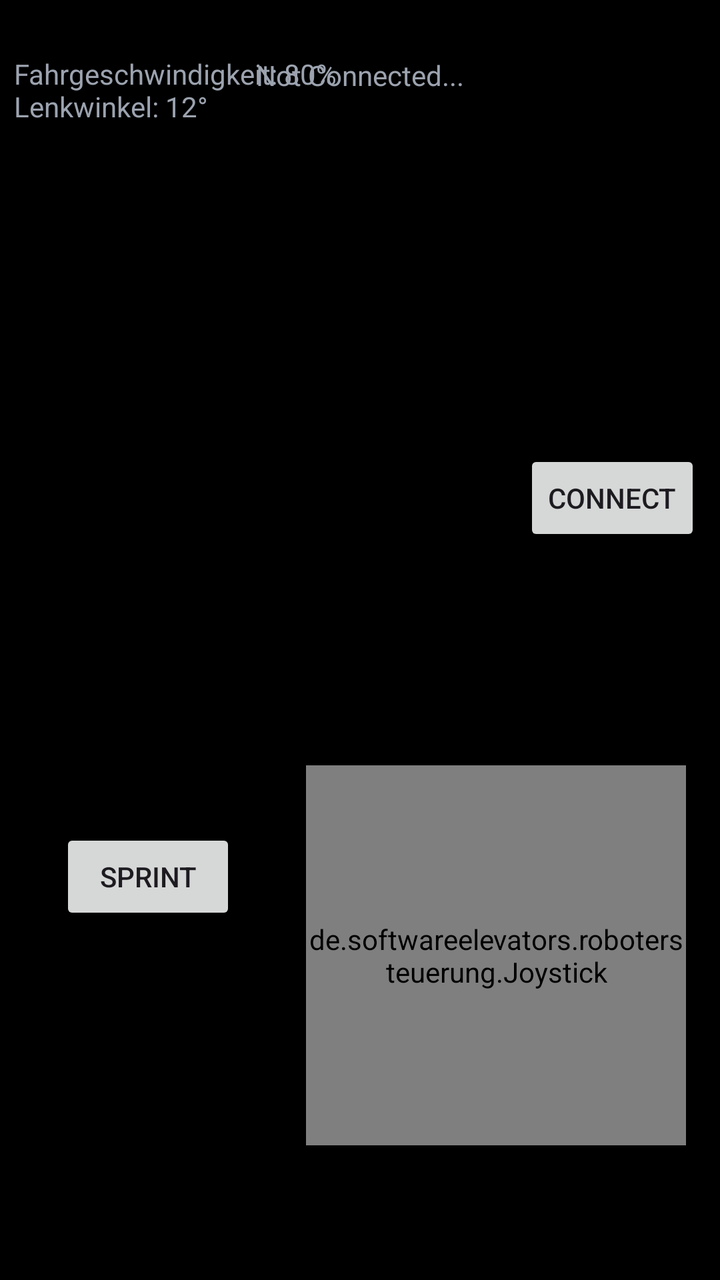
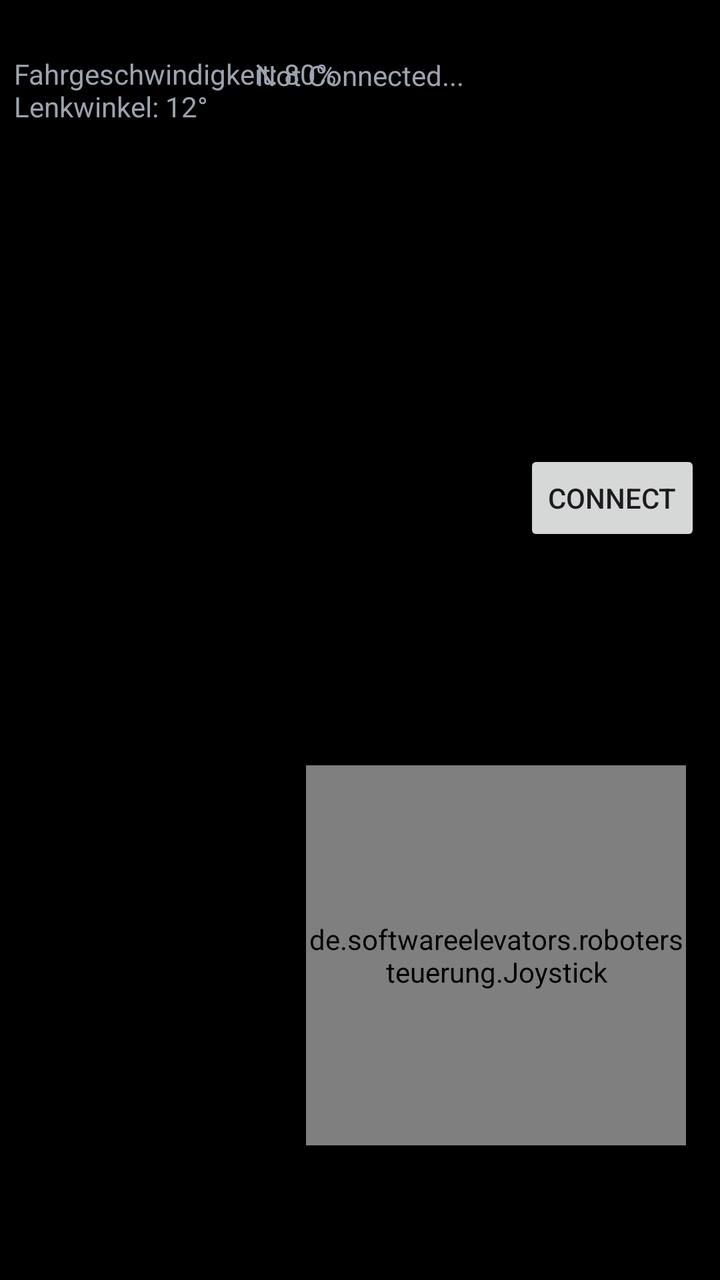

An Android layout rendered at two revisions. The XML below is the earlier revision; the diff shows what the commit changed to produce the second picture.
<!-- AndroidManifest.xml: application theme Theme.Robotersteuerung -->
<!-- res/layout/activity_main.xml -->
<?xml version="1.0" encoding="utf-8"?>
<androidx.constraintlayout.widget.ConstraintLayout
		xmlns:android="http://schemas.android.com/apk/res/android"
		xmlns:tools="http://schemas.android.com/tools"
		xmlns:app="http://schemas.android.com/apk/res-auto"
		android:id="@+id/connection_info"
		android:layout_width="match_parent"
		android:layout_height="match_parent"
		tools:context=".MainActivity"
		android:background="#000000"
>

	<TextView
			android:text="Not Connected..."
			android:layout_width="wrap_content"
			android:layout_height="wrap_content"
			android:textColor="@color/grau"
			android:id="@+id/verbindungsstatus"
			app:layout_constraintBottom_toBottomOf="parent"
			android:gravity="center_horizontal"
			app:layout_constraintTop_toTopOf="parent" app:layout_constraintEnd_toEndOf="parent"
			app:layout_constraintStart_toStartOf="parent"
			app:layout_constraintHorizontal_bias="0.5"
			app:layout_constraintVertical_bias="0.045"
	/>

	<de.softwareelevators.robotersteuerung.Joystick
			android:id="@+id/joystick"
			android:layout_width="190dp"
			android:layout_height="190dp"

			app:layout_constraintTop_toTopOf="parent"
			app:layout_constraintStart_toStartOf="parent"
			app:layout_constraintBottom_toBottomOf="parent"
			app:layout_constraintEnd_toEndOf="parent"

			app:layout_constraintHorizontal_bias="0.90"
			app:layout_constraintVertical_bias="0.85"
	/>

	<Button
			android:text="Connect"
			android:layout_width="wrap_content"
			android:layout_height="wrap_content"
			android:id="@+id/connect_button"
			app:layout_constraintBottom_toBottomOf="parent"
			app:layout_constraintTop_toTopOf="parent"
			app:layout_constraintEnd_toEndOf="parent"
			app:layout_constraintStart_toStartOf="parent"
			app:layout_constraintHorizontal_bias="0.965"
			app:layout_constraintVertical_bias="0.38"/>

	<TextView
			android:text="Fahrgeschwindigkeit: 80%\nLenkwinkel: 12°"
			android:layout_width="wrap_content"
			android:layout_height="wrap_content"
			android:textColor="@color/grau"
			android:id="@+id/joystick_info"
			app:layout_constraintTop_toTopOf="parent"
			app:layout_constraintStart_toStartOf="parent"
			app:layout_constraintBottom_toBottomOf="parent"
			app:layout_constraintEnd_toEndOf="parent"
			app:layout_constraintHorizontal_bias="0.035"
			app:layout_constraintVertical_bias="0.045"/>
	<Button
			android:text="Sprint"
			android:layout_width="wrap_content"
			android:layout_height="wrap_content"
			android:id="@+id/enable_sprint"
			tools:layout_editor_absoluteY="194dp"
			tools:layout_editor_absoluteX="15dp"
			app:layout_constraintBottom_toBottomOf="parent"
			app:layout_constraintTop_toTopOf="parent"
			app:layout_constraintEnd_toEndOf="parent"
			app:layout_constraintStart_toStartOf="parent"
			app:layout_constraintHorizontal_bias="0.11"
			app:layout_constraintVertical_bias="0.70"/>

</androidx.constraintlayout.widget.ConstraintLayout>
<!-- resources referenced by this layout -->
<resources>
  <color name="grau">#9CA3AF</color>
  <style name="Theme.Robotersteuerung" parent="Base.Theme.Robotersteuerung" />
  <style name="Base.Theme.Robotersteuerung" parent="Theme.Material3.DayNight.NoActionBar">
  		
  		
  	</style>
</resources>

<!-- the commit's change to res/layout/activity_main.xml (unified diff, before → after) -->
@@ -62,18 +62,5 @@
 			app:layout_constraintEnd_toEndOf="parent"
 			app:layout_constraintHorizontal_bias="0.035"
 			app:layout_constraintVertical_bias="0.045"/>
-	<Button
-			android:text="Sprint"
-			android:layout_width="wrap_content"
-			android:layout_height="wrap_content"
-			android:id="@+id/enable_sprint"
-			tools:layout_editor_absoluteY="194dp"
-			tools:layout_editor_absoluteX="15dp"
-			app:layout_constraintBottom_toBottomOf="parent"
-			app:layout_constraintTop_toTopOf="parent"
-			app:layout_constraintEnd_toEndOf="parent"
-			app:layout_constraintStart_toStartOf="parent"
-			app:layout_constraintHorizontal_bias="0.11"
-			app:layout_constraintVertical_bias="0.70"/>
 
 </androidx.constraintlayout.widget.ConstraintLayout>
